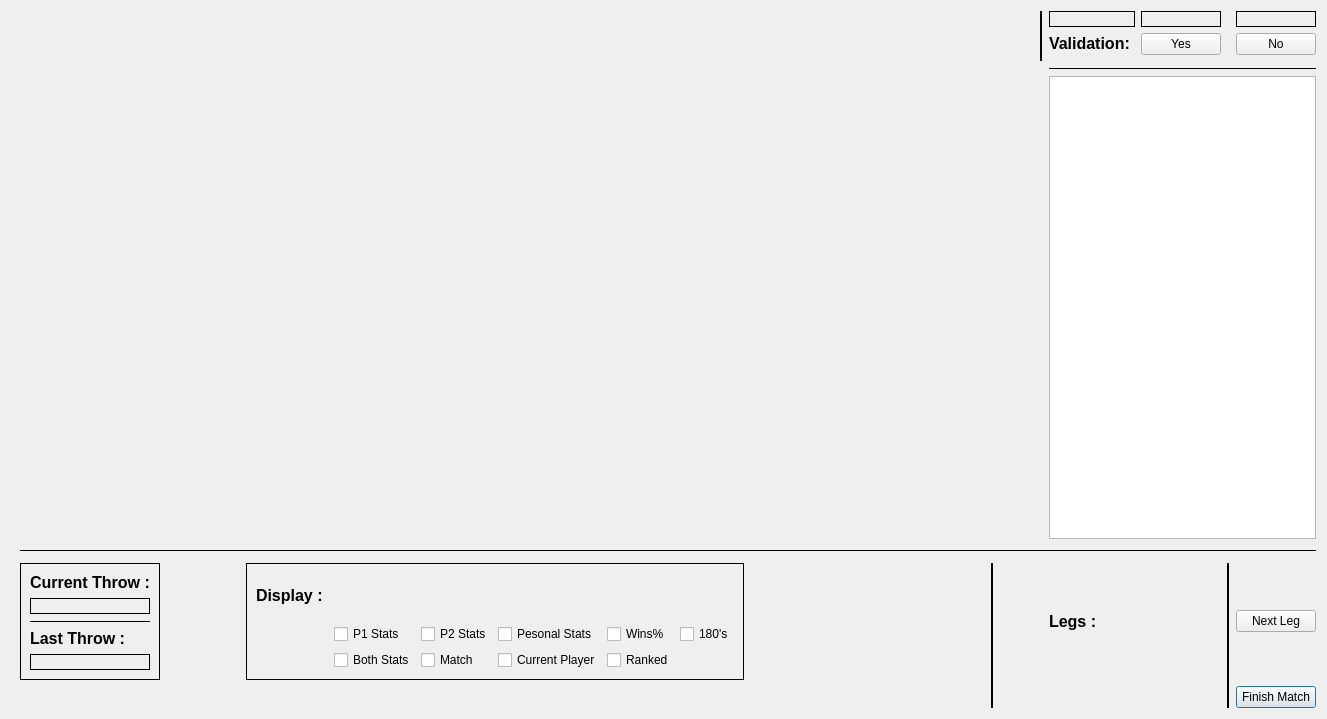
First picture: the form in scorerview.ui, repository dartbois/DartsTheEndIsNigh, before the edit.
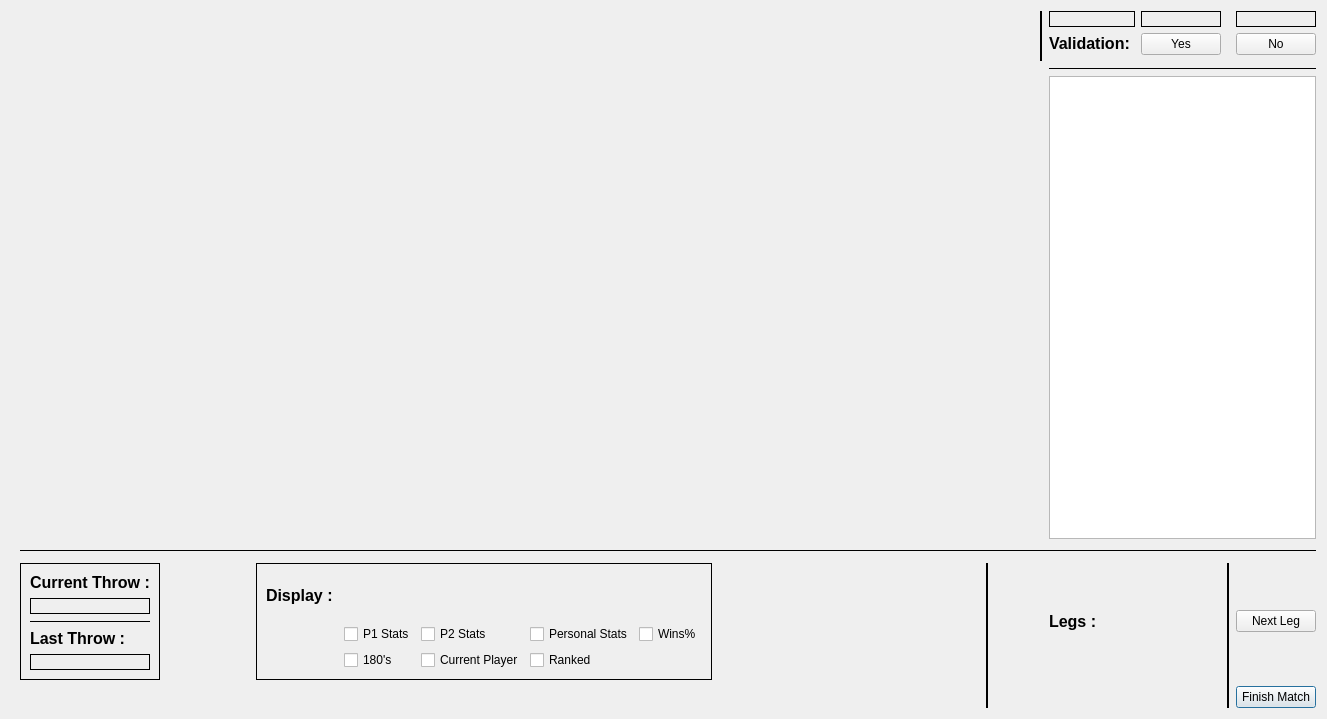
Second picture: the form after the edit. Custom widgets are drawn as their Qt base class.

```diff
--- a/scorerview.ui
+++ b/scorerview.ui
@@ -123,13 +123,6 @@
       <enum>QFrame::Plain</enum>
      </property>
      <layout class="QGridLayout" name="gridLayout_2">
-      <item row="5" column="2">
-       <widget class="QCheckBox" name="MatchStats">
-        <property name="text">
-         <string>Match</string>
-        </property>
-       </widget>
-      </item>
       <item row="4" column="2">
        <widget class="QCheckBox" name="PlayerTwoStats">
         <property name="text">
@@ -137,13 +130,6 @@
         </property>
        </widget>
       </item>
-      <item row="5" column="3">
-       <widget class="QCheckBox" name="CurrentPlayerStats">
-        <property name="text">
-         <string>Current Player</string>
-        </property>
-       </widget>
-      </item>
       <item row="4" column="4">
        <widget class="QCheckBox" name="WinPercentages">
         <property name="text">
@@ -154,14 +140,7 @@
       <item row="4" column="3">
        <widget class="QCheckBox" name="PersonalStats">
         <property name="text">
-         <string>Pesonal Stats</string>
-        </property>
-       </widget>
-      </item>
-      <item row="5" column="4">
-       <widget class="QCheckBox" name="RankedStats">
-        <property name="text">
-         <string>Ranked</string>
+         <string>Personal Stats</string>
         </property>
        </widget>
       </item>
@@ -172,20 +151,6 @@
         </property>
        </widget>
       </item>
-      <item row="4" column="5">
-       <widget class="QCheckBox" name="NumberOf180s">
-        <property name="text">
-         <string>180's</string>
-        </property>
-       </widget>
-      </item>
-      <item row="5" column="1">
-       <widget class="QCheckBox" name="PlayerOneAndPlayerTwoStats">
-        <property name="text">
-         <string>Both Stats</string>
-        </property>
-       </widget>
-      </item>
       <item row="4" column="1">
        <widget class="QCheckBox" name="PlayerOneStats">
         <property name="text">
@@ -193,6 +158,27 @@
         </property>
        </widget>
       </item>
+      <item row="5" column="1">
+       <widget class="QCheckBox" name="NumberOf180s">
+        <property name="text">
+         <string>180's</string>
+        </property>
+       </widget>
+      </item>
+      <item row="5" column="2">
+       <widget class="QCheckBox" name="CurrentPlayerStats">
+        <property name="text">
+         <string>Current Player</string>
+        </property>
+       </widget>
+      </item>
+      <item row="5" column="3">
+       <widget class="QCheckBox" name="RankedStats">
+        <property name="text">
+         <string>Ranked</string>
+        </property>
+       </widget>
+      </item>
      </layout>
     </widget>
    </item>
```
Left out of the diff: 46 changed lines with no effect on the pictures.
